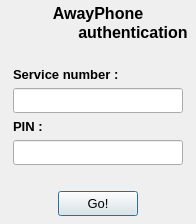
First picture: the form in share/skins/default/account.ui, repository itds-consulting/yate, before the edit.
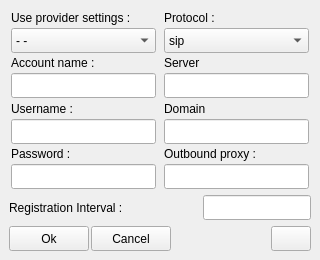
Second picture: the form after the edit. Icons and pictures are not drawn.

```diff
--- a/share/skins/default/account.ui
+++ b/share/skins/default/account.ui
@@ -2,14 +2,14 @@
  <class>account</class>
  <widget class="QWidget" name="account" >
   <property name="windowModality" >
-   <enum>Qt::WindowModal</enum>
+   <enum>Qt::NonModal</enum>
   </property>
   <property name="geometry" >
    <rect>
     <x>0</x>
     <y>0</y>
-    <width>196</width>
-    <height>224</height>
+    <width>320</width>
+    <height>260</height>
    </rect>
   </property>
   <property name="sizePolicy" >
@@ -20,139 +20,146 @@
   </property>
   <property name="minimumSize" >
    <size>
-    <width>196</width>
-    <height>224</height>
+    <width>320</width>
+    <height>260</height>
    </size>
   </property>
   <property name="maximumSize" >
    <size>
-    <width>196</width>
-    <height>224</height>
+    <width>320</width>
+    <height>260</height>
    </size>
   </property>
   <property name="windowTitle" >
-   <string>AwayPhone Login</string>
+   <string>Account</string>
   </property>
-  <property name="windowIcon" >
-   <iconset>icon.png</iconset>
-  </property>
   <layout class="QVBoxLayout" >
    <property name="spacing" >
+    <number>6</number>
+   </property>
+   <property name="leftMargin" >
+    <number>9</number>
+   </property>
+   <property name="topMargin" >
+    <number>9</number>
+   </property>
+   <property name="rightMargin" >
+    <number>9</number>
+   </property>
+   <property name="bottomMargin" >
+    <number>9</number>
+   </property>
+   <item>
+    <layout class="QHBoxLayout" >
+     <property name="spacing" >
+      <number>6</number>
+     </property>
+     <property name="leftMargin" >
     <number>0</number>
    </property>
+     <property name="topMargin" >
+      <number>0</number>
+     </property>
+     <property name="rightMargin" >
+      <number>0</number>
+     </property>
+     <property name="bottomMargin" >
+      <number>0</number>
+     </property>
+     <item>
+      <layout class="QVBoxLayout" >
+       <property name="spacing" >
+        <number>2</number>
+       </property>
    <property name="leftMargin" >
-    <number>4</number>
+        <number>0</number>
    </property>
    <property name="topMargin" >
-    <number>4</number>
+        <number>0</number>
    </property>
    <property name="rightMargin" >
-    <number>4</number>
+        <number>0</number>
    </property>
    <property name="bottomMargin" >
-    <number>8</number>
+        <number>0</number>
    </property>
    <item>
     <widget class="QLabel" name="label" >
-     <property name="font" >
-      <font>
-       <pointsize>12</pointsize>
-       <weight>75</weight>
-       <bold>true</bold>
-      </font>
-     </property>
-     <property name="mouseTracking" >
-      <bool>false</bool>
-     </property>
      <property name="text" >
-      <string>AwayPhone</string>
-     </property>
-     <property name="textFormat" >
-      <enum>Qt::AutoText</enum>
-     </property>
-     <property name="scaledContents" >
-      <bool>false</bool>
-     </property>
-     <property name="alignment" >
-      <set>Qt::AlignCenter</set>
-     </property>
+          <string>Use provider settings :</string>
+         </property>
+        </widget>
+       </item>
+       <item>
+        <widget class="QComboBox" name="acc_providers" >
+         <property name="sizePolicy" >
+          <sizepolicy vsizetype="Fixed" hsizetype="Fixed" >
+           <horstretch>0</horstretch>
+           <verstretch>0</verstretch>
+          </sizepolicy>
+         </property>
+         <property name="minimumSize" >
+          <size>
+           <width>145</width>
+           <height>25</height>
+          </size>
+         </property>
+         <property name="maximumSize" >
+          <size>
+           <width>16777215</width>
+           <height>25</height>
+          </size>
+         </property>
+         <item>
+          <property name="text" >
+           <string>- -</string>
+          </property>
+         </item>
     </widget>
    </item>
    <item>
-    <widget class="QLabel" name="label_2" >
-     <property name="font" >
-      <font>
-       <pointsize>12</pointsize>
-       <weight>75</weight>
-       <bold>true</bold>
-      </font>
-     </property>
+        <widget class="QLabel" name="label_3" >
      <property name="text" >
-      <string>authentication </string>
-     </property>
-     <property name="alignment" >
-      <set>Qt::AlignRight|Qt::AlignTrailing|Qt::AlignVCenter</set>
-     </property>
+          <string>Account name :</string>
+         </property>
     </widget>
    </item>
    <item>
-    <widget class="QStackedWidget" name="stackedWidget" >
+        <widget class="QLineEdit" name="acc_account" >
      <property name="sizePolicy" >
-      <sizepolicy vsizetype="MinimumExpanding" hsizetype="MinimumExpanding" >
+          <sizepolicy vsizetype="Fixed" hsizetype="Fixed" >
        <horstretch>0</horstretch>
        <verstretch>0</verstretch>
       </sizepolicy>
      </property>
-     <property name="autoFillBackground" >
-      <bool>false</bool>
-     </property>
-     <property name="frameShape" >
-      <enum>QFrame::NoFrame</enum>
-     </property>
-     <property name="frameShadow" >
-      <enum>QFrame::Plain</enum>
-     </property>
-     <property name="currentIndex" >
-      <number>0</number>
-     </property>
-     <widget class="QWidget" name="page" >
-      <layout class="QVBoxLayout" >
-       <item>
-        <spacer>
-         <property name="orientation" >
-          <enum>Qt::Vertical</enum>
-         </property>
-         <property name="sizeHint" >
+         <property name="minimumSize" >
+          <size>
+           <width>145</width>
+           <height>25</height>
+          </size>
+         </property>
+         <property name="maximumSize" >
           <size>
-           <width>20</width>
-           <height>40</height>
+           <width>16777215</width>
+           <height>25</height>
           </size>
          </property>
-        </spacer>
+         <property name="text" >
+          <string/>
+         </property>
+        </widget>
        </item>
-       <item>
-        <layout class="QVBoxLayout" >
          <item>
           <widget class="QLabel" name="label_5" >
-           <property name="font" >
-            <font>
-             <pointsize>10</pointsize>
-             <weight>75</weight>
-             <bold>true</bold>
-            </font>
-           </property>
            <property name="text" >
-            <string>Service number :</string>
-           </property>
-           <property name="indent" >
-            <number>-3</number>
+          <string>Username :</string>
            </property>
           </widget>
          </item>
          <item>
           <widget class="QLineEdit" name="acc_username" >
            <property name="sizePolicy" >
-            <sizepolicy vsizetype="Fixed" hsizetype="MinimumExpanding" >
+          <sizepolicy vsizetype="Fixed" hsizetype="Fixed" >
              <horstretch>0</horstretch>
              <verstretch>0</verstretch>
             </sizepolicy>
@@ -169,35 +176,19 @@
              <height>25</height>
             </size>
            </property>
-           <property name="sizeIncrement" >
-            <size>
-             <width>0</width>
-             <height>0</height>
-            </size>
-           </property>
-           <property name="toolTip" >
-            <string>Enter your AwayPhone service number</string>
-           </property>
           </widget>
          </item>
          <item>
           <widget class="QLabel" name="label_7" >
-           <property name="font" >
-            <font>
-             <pointsize>10</pointsize>
-             <weight>75</weight>
-             <bold>true</bold>
-            </font>
-           </property>
            <property name="text" >
-            <string>PIN :</string>
+          <string>Password :</string>
            </property>
           </widget>
          </item>
          <item>
           <widget class="QLineEdit" name="acc_password" >
            <property name="sizePolicy" >
-            <sizepolicy vsizetype="Fixed" hsizetype="MinimumExpanding" >
+          <sizepolicy vsizetype="Fixed" hsizetype="Fixed" >
              <horstretch>0</horstretch>
              <verstretch>0</verstretch>
             </sizepolicy>
@@ -214,9 +205,6 @@
              <height>25</height>
             </size>
            </property>
-           <property name="toolTip" >
-            <string>Enter your AwayPhone PIN</string>
-           </property>
            <property name="echoMode" >
             <enum>QLineEdit::Password</enum>
            </property>
@@ -225,110 +213,238 @@
         </layout>
        </item>
        <item>
-        <spacer>
-         <property name="orientation" >
-          <enum>Qt::Vertical</enum>
-         </property>
-         <property name="sizeHint" >
-          <size>
-           <width>20</width>
-           <height>40</height>
-          </size>
-         </property>
-        </spacer>
-       </item>
-      </layout>
-     </widget>
-     <widget class="QWidget" name="hidden" >
-      <property name="enabled" >
-       <bool>false</bool>
-      </property>
+      <layout class="QVBoxLayout" >
+       <property name="spacing" >
+        <number>2</number>
+       </property>
+       <property name="leftMargin" >
+        <number>0</number>
+       </property>
+       <property name="topMargin" >
+        <number>0</number>
+       </property>
+       <property name="rightMargin" >
+        <number>0</number>
+       </property>
+       <property name="bottomMargin" >
+        <number>0</number>
+       </property>
+       <item>
+        <widget class="QLabel" name="label_2" >
+         <property name="text" >
+          <string>Protocol :</string>
+         </property>
+        </widget>
+       </item>
+       <item>
+        <widget class="QComboBox" name="acc_protocol" >
       <property name="sizePolicy" >
-       <sizepolicy vsizetype="Preferred" hsizetype="Preferred" >
+          <sizepolicy vsizetype="Fixed" hsizetype="Fixed" >
         <horstretch>0</horstretch>
         <verstretch>0</verstretch>
        </sizepolicy>
       </property>
-      <widget class="QWidget" name="layoutWidget" >
-       <property name="geometry" >
-        <rect>
-         <x>0</x>
-         <y>0</y>
-         <width>241</width>
-         <height>141</height>
-        </rect>
-       </property>
-       <layout class="QVBoxLayout" >
-        <item>
-         <widget class="QLabel" name="acc_account" >
-          <property name="text" >
-           <string>AwayPhone</string>
-          </property>
-         </widget>
-        </item>
+         <property name="minimumSize" >
+          <size>
+           <width>145</width>
+           <height>25</height>
+          </size>
+         </property>
+         <property name="maximumSize" >
+          <size>
+           <width>16777215</width>
+           <height>25</height>
+          </size>
+         </property>
         <item>
-         <widget class="QLabel" name="acc_protocol" >
           <property name="text" >
            <string>sip</string>
           </property>
-         </widget>
         </item>
         <item>
-         <widget class="QLabel" name="acc_server" >
           <property name="text" >
-           <string>voip.awayphone.com</string>
+           <string>iax</string>
           </property>
+         </item>
          </widget>
         </item>
         <item>
-         <widget class="QLabel" name="acc_domain" >
+        <widget class="QLabel" name="label_4" >
           <property name="text" >
-           <string>awayphone.com</string>
+          <string>Server</string>
           </property>
          </widget>
         </item>
         <item>
-         <widget class="QLabel" name="acc_interval" >
-          <property name="text" >
-           <string>180</string>
-          </property>
+        <widget class="QLineEdit" name="acc_server" >
+         <property name="sizePolicy" >
+          <sizepolicy vsizetype="Fixed" hsizetype="Fixed" >
+           <horstretch>0</horstretch>
+           <verstretch>0</verstretch>
+          </sizepolicy>
+         </property>
+         <property name="minimumSize" >
+          <size>
+           <width>145</width>
+           <height>25</height>
+          </size>
+         </property>
+         <property name="maximumSize" >
+          <size>
+           <width>16777215</width>
+           <height>25</height>
+          </size>
+         </property>
          </widget>
         </item>
         <item>
-         <widget class="QLabel" name="acc_need_username" >
+        <widget class="QLabel" name="label_6" >
           <property name="text" >
-           <string>acc_need_username</string>
+          <string>Domain</string>
           </property>
          </widget>
         </item>
-       </layout>
-      </widget>
-     </widget>
-    </widget>
+       <item>
+        <widget class="QLineEdit" name="acc_edit" >
+         <property name="sizePolicy" >
+          <sizepolicy vsizetype="Fixed" hsizetype="Fixed" >
+           <horstretch>0</horstretch>
+           <verstretch>0</verstretch>
+          </sizepolicy>
+         </property>
+         <property name="minimumSize" >
+          <size>
+           <width>145</width>
+           <height>25</height>
+          </size>
+         </property>
+         <property name="maximumSize" >
+          <size>
+           <width>16777215</width>
+           <height>25</height>
+          </size>
+         </property>
+        </widget>
+       </item>
+       <item>
+        <widget class="QLabel" name="label_8" >
+         <property name="text" >
+          <string>Outbound proxy :</string>
+         </property>
+        </widget>
+       </item>
+       <item>
+        <widget class="QLineEdit" name="acc_outbound" >
+         <property name="sizePolicy" >
+          <sizepolicy vsizetype="Fixed" hsizetype="Fixed" >
+           <horstretch>0</horstretch>
+           <verstretch>0</verstretch>
+          </sizepolicy>
+         </property>
+         <property name="minimumSize" >
+          <size>
+           <width>145</width>
+           <height>25</height>
+          </size>
+         </property>
+         <property name="maximumSize" >
+          <size>
+           <width>16777215</width>
+           <height>25</height>
+          </size>
+         </property>
+        </widget>
+       </item>
+      </layout>
+     </item>
+    </layout>
    </item>
    <item>
     <layout class="QHBoxLayout" >
+     <property name="spacing" >
+      <number>2</number>
+     </property>
+     <property name="leftMargin" >
+      <number>0</number>
+     </property>
+     <property name="topMargin" >
+      <number>0</number>
+     </property>
+     <property name="rightMargin" >
+      <number>0</number>
+     </property>
+     <property name="bottomMargin" >
+      <number>0</number>
+     </property>
+     <item>
+      <widget class="QLabel" name="label_9" >
+       <property name="text" >
+        <string>Registration Interval :</string>
+       </property>
+      </widget>
+     </item>
      <item>
       <spacer>
        <property name="orientation" >
         <enum>Qt::Horizontal</enum>
        </property>
+       <property name="sizeType" >
+        <enum>QSizePolicy::Preferred</enum>
+       </property>
        <property name="sizeHint" >
         <size>
-         <width>33</width>
-         <height>25</height>
+         <width>40</width>
+         <height>20</height>
         </size>
        </property>
       </spacer>
      </item>
+     <item>
+      <widget class="QLineEdit" name="acc_interval" >
+       <property name="sizePolicy" >
+        <sizepolicy vsizetype="Fixed" hsizetype="Fixed" >
+         <horstretch>0</horstretch>
+         <verstretch>0</verstretch>
+        </sizepolicy>
+       </property>
+       <property name="minimumSize" >
+        <size>
+         <width>0</width>
+         <height>25</height>
+        </size>
+       </property>
+       <property name="maximumSize" >
+        <size>
+         <width>16777215</width>
+         <height>25</height>
+        </size>
+       </property>
+       <property name="alignment" >
+        <set>Qt::AlignRight</set>
+       </property>
+      </widget>
+     </item>
+    </layout>
+   </item>
+   <item>
+    <layout class="QHBoxLayout" >
+     <property name="spacing" >
+      <number>2</number>
+     </property>
+     <property name="leftMargin" >
+      <number>0</number>
+     </property>
+     <property name="topMargin" >
+      <number>0</number>
+     </property>
+     <property name="rightMargin" >
+      <number>0</number>
+     </property>
+     <property name="bottomMargin" >
+      <number>0</number>
+     </property>
      <item>
       <widget class="QPushButton" name="acc_accept" >
-       <property name="sizePolicy" >
-        <sizepolicy vsizetype="Fixed" hsizetype="Fixed" >
-         <horstretch>0</horstretch>
-         <verstretch>0</verstretch>
-        </sizepolicy>
-       </property>
        <property name="minimumSize" >
         <size>
          <width>0</width>
@@ -341,22 +457,27 @@
          <height>25</height>
         </size>
        </property>
-       <property name="font" >
-        <font>
-         <pointsize>10</pointsize>
-        </font>
-       </property>
-       <property name="toolTip" >
-        <string>Log in to service</string>
-       </property>
        <property name="text" >
-        <string>Go!</string>
+        <string>Ok</string>
        </property>
-       <property name="autoDefault" >
-        <bool>true</bool>
+      </widget>
+     </item>
+     <item>
+      <widget class="QPushButton" name="button_hide" >
+       <property name="minimumSize" >
+        <size>
+         <width>0</width>
+         <height>25</height>
+        </size>
        </property>
-       <property name="default" >
-        <bool>true</bool>
+       <property name="maximumSize" >
+        <size>
+         <width>16777215</width>
+         <height>25</height>
+        </size>
+       </property>
+       <property name="text" >
+        <string>Cancel</string>
        </property>
       </widget>
      </item>
@@ -373,6 +494,31 @@
        </property>
       </spacer>
      </item>
+     <item>
+      <widget class="QPushButton" name="help_show" >
+       <property name="minimumSize" >
+        <size>
+         <width>0</width>
+         <height>25</height>
+        </size>
+       </property>
+       <property name="maximumSize" >
+        <size>
+         <width>16777215</width>
+         <height>25</height>
+        </size>
+       </property>
+       <property name="accessibleName" >
+        <string>help_show:3</string>
+       </property>
+       <property name="icon" >
+        <iconset>quest.png</iconset>
+       </property>
+       <property name="checkable" >
+        <bool>true</bool>
+       </property>
+      </widget>
+     </item>
     </layout>
    </item>
   </layout>
```
Lines whose indentation alone changed are shown as unchanged.
